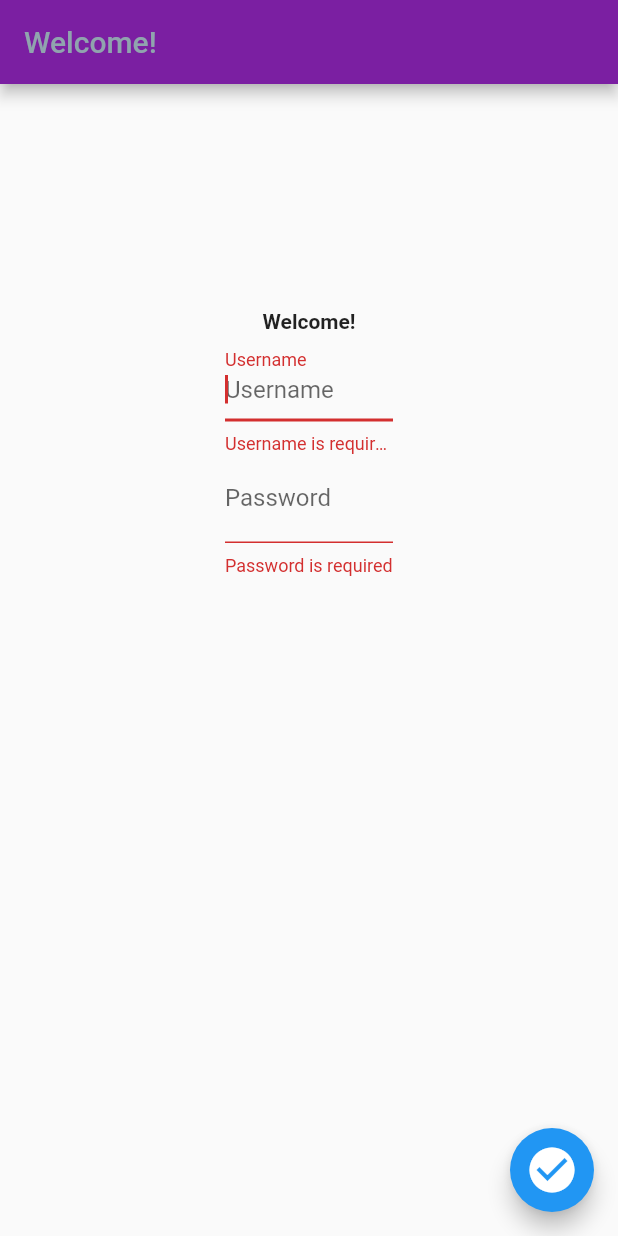
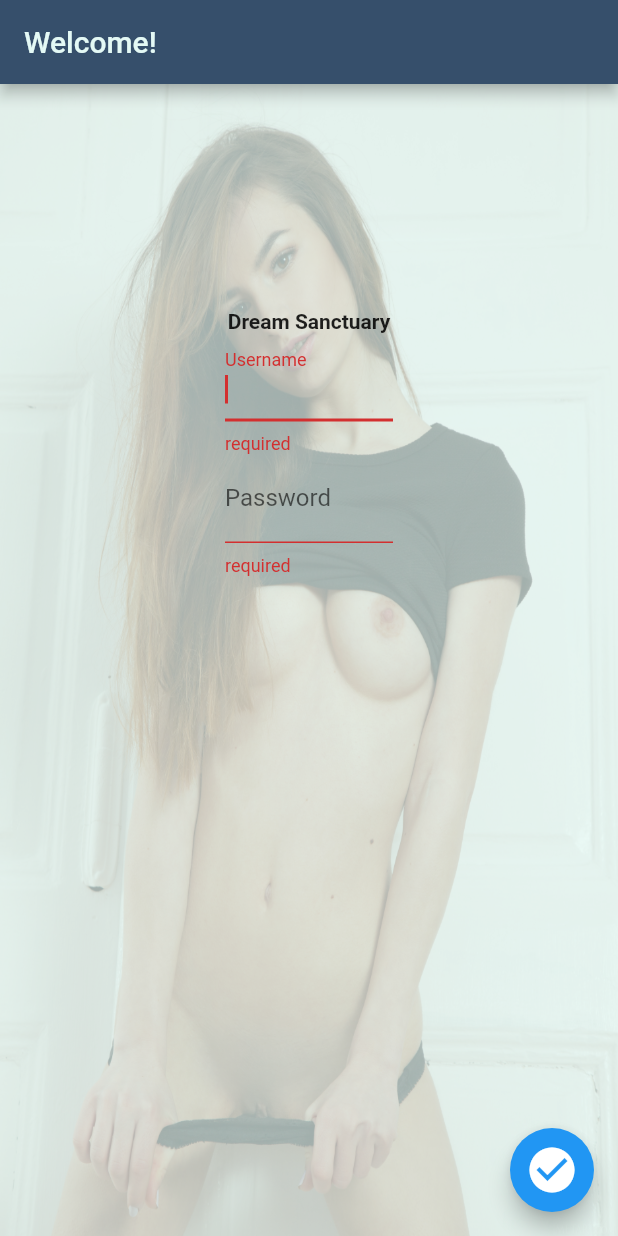
Before and after one commit to Agence-KSE/DreamSanctuary-flutter, a Flutter app: the screen it shows after launch, after a tap on the "check circle" icon, on a phone screen of 412 x 824 dp. Run offline on Flutter 3.47's test engine with Material 2 defaults, Android fonts, the phone set to English and light mode, and no system bars.

Commit message:
home and background

```diff
--- a/lib/login.dart
+++ b/lib/login.dart
@@ -2,6 +2,7 @@ import 'dart:developer';
 
 import 'package:flutter/material.dart';
 import 'package:flutter/services.dart';
+import 'package:flutter_test_app/home.dart';
 
 class LoginUser {
   late String userName;
@@ -24,23 +25,30 @@ class _LoginState extends State<Login> {
   Widget build(BuildContext context) {
     return Scaffold(
       appBar: AppBar(title: const Text('Welcome!')),
-      body: SafeArea(
-        top: false,
-        bottom: false,
-        child: Form(
+      body: Container(
+        decoration: const BoxDecoration(
+          image: DecorationImage(
+            image: AssetImage("images/background_login.png"),
+            fit: BoxFit.fill,
+          ),
+        ),
+        child: Scaffold(
+          backgroundColor:
+              const Color.fromARGB(255, 228, 249, 245).withOpacity(0.7),
+          body: Form(
             key: _formKey,
             child: ListView(
-            padding:
-                const EdgeInsets.symmetric(horizontal: 150.0, vertical: 150.0),
+              padding: const EdgeInsets.symmetric(
+                  horizontal: 150.0, vertical: 150.0),
               children: [
                 const Text(
-                'Welcome!',
+                  'Dream Sanctuary',
                   textAlign: TextAlign.center,
                   style: TextStyle(fontWeight: FontWeight.bold),
                 ),
                 TextFormField(
                   decoration: const InputDecoration(
-                  hintText: 'Username',
+                    hintText: '',
                     labelText: 'Username',
                   ),
                   inputFormatters: [LengthLimitingTextInputFormatter(30)],
@@ -48,9 +56,9 @@ class _LoginState extends State<Login> {
                   autofocus: true,
                   validator: (userName) {
                     if (userName!.isEmpty) {
-                    return 'Username is required';
+                      return 'required';
                     } else if (userName.length < 3) {
-                    return 'Username is too short';
+                      return 'too short';
                     } else {
                       return null;
                     }
@@ -61,26 +69,30 @@ class _LoginState extends State<Login> {
                 ),
                 TextFormField(
                   decoration: const InputDecoration(
-                  hintText: 'Password',
+                    hintText: '',
                     labelText: 'Password',
                   ),
                   inputFormatters: [LengthLimitingTextInputFormatter(30)],
                   textInputAction: TextInputAction.next,
                   autofocus: true,
+                  obscureText: true,
+                  enableSuggestions: false,
+                  autocorrect: false,
                   validator: (password) {
                     if (password!.isEmpty) {
-                    return 'Password is required';
+                      return 'required';
                     } else if (password.length < 3) {
-                    return 'Password is too short';
+                      return 'too short';
                     } else {
                       return null;
                     }
                   },
-                onSaved: (userName) {
-                  _formResult.userName = userName!;
+                  onSaved: (password) {
+                    _formResult.password = password!;
                   },
                 ),
               ],
+            ),
           ),
         ),
       ),
@@ -90,6 +102,7 @@ class _LoginState extends State<Login> {
           child: const Icon(
             Icons.check_circle,
             size: 36,
+            // color: Color.fromARGB(255, 54, 79, 107),
           )),
     );
   }
@@ -100,6 +113,15 @@ class _LoginState extends State<Login> {
     if (form.validate()) {
       form.save();
       log('New user logged in!');
+      Navigator.of(context).push(
+        MaterialPageRoute<void>(
+          builder: ((context) {
+            return Home(
+              userName: _formResult.userName,
+            );
+          }),
+        ),
+      );
     }
   }
 }
--- a/lib/main.dart
+++ b/lib/main.dart
@@ -13,9 +13,9 @@ class MyApp extends StatelessWidget {
     return MaterialApp(
       title: 'Dream Sanctuary',
       theme: ThemeData(
-        appBarTheme: AppBarTheme(
-          backgroundColor: Colors.purple[700],
-          foregroundColor: Colors.blueGrey[300],
+        appBarTheme: const AppBarTheme(
+          backgroundColor: Color.fromARGB(255, 54, 79, 107),
+          foregroundColor: Color.fromARGB(255, 228, 249, 245),
         ),
       ),
       //home: const DefaultList(),
--- a/pubspec.yaml
+++ b/pubspec.yaml
@@ -63,6 +63,9 @@ flutter:
   # assets:
   #   - images/a_dot_burr.jpeg
   #   - images/a_dot_ham.jpeg
+  assets:
+      - images/background_login.jpg
+      - images/background_login.png
 
   # An image asset can refer to one or more resolution-specific "variants", see
   # https://flutter.dev/assets-and-images/#resolution-aware.
```
Also changed, not shown: lib/home.dart (added, +53 -0 lines), images/background_login.jpg (added), images/background_login.png (added). Lines whose indentation alone changed are shown as unchanged.
